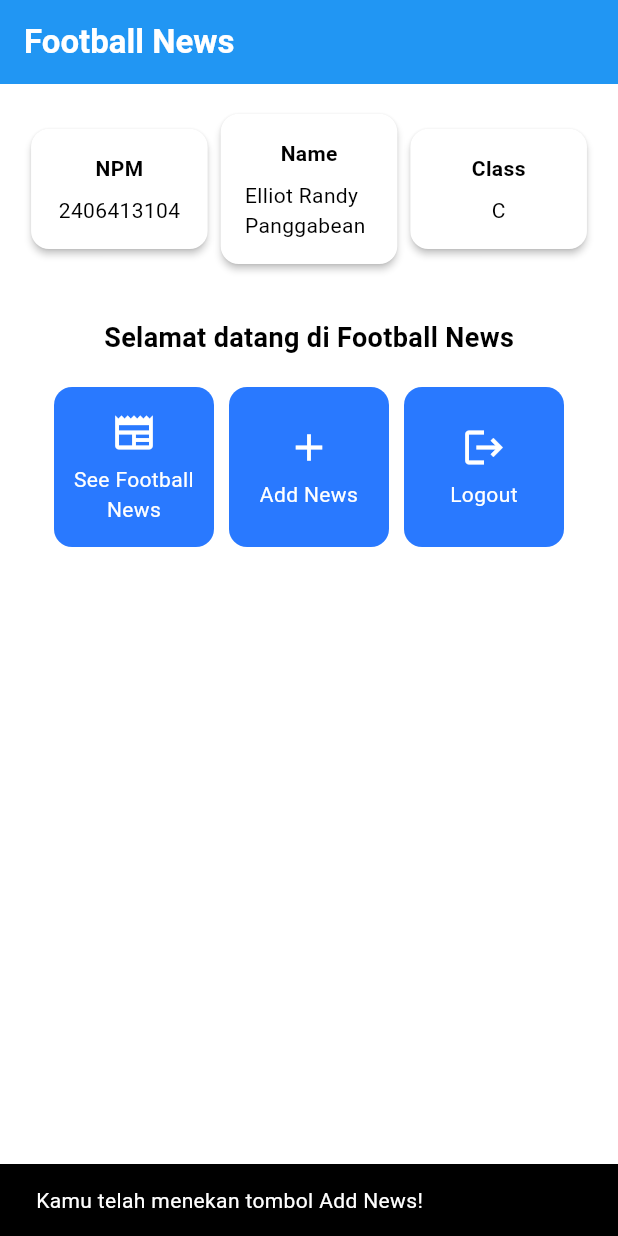
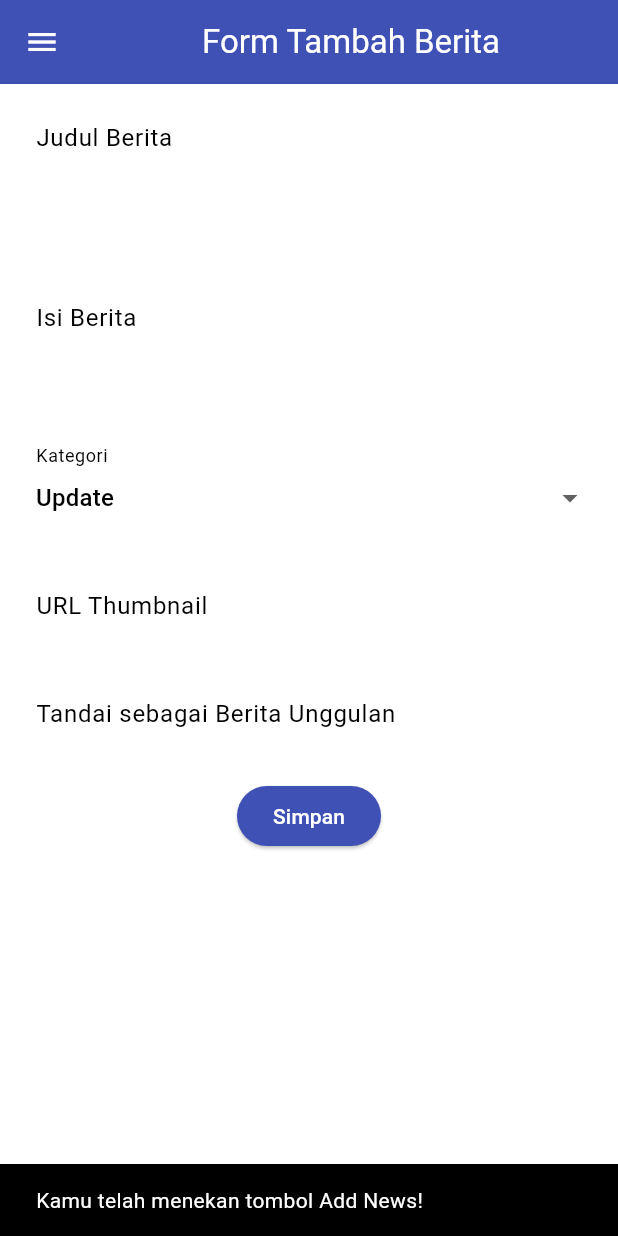
Before and after one commit to elliotrandy/football-news-mobile, a Flutter app: the screen it shows after launch, after a tap on "Add News", on a phone screen of 412 x 824 dp. Run offline on Flutter 3.47's test engine with Material 3 defaults, Android fonts, the phone set to English and light mode, and no system bars.

Commit message:
Tutorial 7 selesai

```diff
--- a/lib/main.dart
+++ b/lib/main.dart
@@ -1,5 +1,5 @@
 import 'package:flutter/material.dart';
-import 'package:football_news/menu.dart';
+import 'package:football_news/screens/menu.dart';
 
 void main() {
   runApp(const MyApp());
--- a/lib/menu.dart
+++ b/lib/screens/menu.dart
@@ -1,4 +1,6 @@
 import 'package:flutter/material.dart';
+import 'package:football_news/widgets/left_drawer.dart';
+import 'package:football_news/widgets/news_card.dart';
 
 class MyHomePage extends StatelessWidget {
     MyHomePage({super.key});
@@ -29,6 +31,7 @@ class MyHomePage extends StatelessWidget {
         // Warna latar belakang AppBar diambil dari skema warna tema aplikasi.
         backgroundColor: Theme.of(context).colorScheme.primary,
       ),
+      drawer: LeftDrawer(),
       // Body halaman dengan padding di sekelilingnya.
       body: Padding(
         padding: const EdgeInsets.all(16.0),
@@ -131,56 +134,3 @@ class ItemHomepage {
 
  ItemHomepage(this.name, this.icon);
 }
-
-class ItemCard extends StatelessWidget {
-  // Menampilkan kartu dengan ikon dan nama.
-
-  final ItemHomepage item;
-
-  const ItemCard(this.item, {super.key});
-
-  @override
-  Widget build(BuildContext context) {
-    return Material(
-      // Menentukan warna latar belakang dari tema aplikasi.
-      color: Theme.of(context).colorScheme.secondary,
-      // Membuat sudut kartu melengkung.
-      borderRadius: BorderRadius.circular(12),
-
-      child: InkWell(
-        // Aksi ketika kartu ditekan.
-        onTap: () {
-          // Menampilkan pesan SnackBar saat kartu ditekan.
-          ScaffoldMessenger.of(context)
-            ..hideCurrentSnackBar()
-            ..showSnackBar(
-              SnackBar(content: Text("Kamu telah menekan tombol ${item.name}!"))
-            );
-        },
-        // Container untuk menyimpan Icon dan Text
-        child: Container(
-          padding: const EdgeInsets.all(8),
-          child: Center(
-            child: Column(
-              // Menyusun ikon dan teks di tengah kartu.
-              mainAxisAlignment: MainAxisAlignment.center,
-              children: [
-                Icon(
-                  item.icon,
-                  color: Colors.white,
-                  size: 30.0,
-                ),
-                const Padding(padding: EdgeInsets.all(3)),
-                Text(
-                  item.name,
-                  textAlign: TextAlign.center,
-                  style: const TextStyle(color: Colors.white),
-                ),
-              ],
-            ),
-          ),
-        ),
-      ),
-    );
-  }
-}
--- /dev/null
+++ b/lib/screens/newslist_form.dart
@@ -0,0 +1,215 @@
+import 'package:flutter/material.dart';
+import 'package:football_news/widgets/left_drawer.dart';
+
+class NewsFormPage extends StatefulWidget {
+    const NewsFormPage({super.key});
+
+    @override
+    State<NewsFormPage> createState() => _NewsFormPageState();
+}
+
+class _NewsFormPageState extends State<NewsFormPage> {
+    final _formKey = GlobalKey<FormState>();
+    String _title = "";
+    String _content = "";
+    String _category = "update"; // default
+    String _thumbnail = "";
+    bool _isFeatured = false; // default
+
+    final List<String> _categories = [
+      'transfer',
+      'update',
+      'exclusive',
+      'match',
+      'rumor',
+      'analysis',
+    ];
+
+    @override
+    Widget build(BuildContext context) {
+        return Scaffold(
+          appBar: AppBar(
+            title: const Center(
+              child: Text(
+                'Form Tambah Berita',
+              ),
+            ),
+            backgroundColor: Colors.indigo,
+            foregroundColor: Colors.white,
+          ),
+          drawer: LeftDrawer(),
+          body: Form(
+            key: _formKey,
+            child: SingleChildScrollView(
+              child: Column(
+                crossAxisAlignment: CrossAxisAlignment.start,
+                children:[
+                  // === Title ===
+                  Padding(
+                    padding: const EdgeInsets.all(8.0),
+                    child: TextFormField(
+                      decoration: InputDecoration(
+                        hintText: "Judul Berita",
+                        labelText: "Judul Berita",
+                        border: OutlineInputBorder(
+                          borderRadius: BorderRadius.circular(5.0),
+                        ),
+                      ),
+                      onChanged: (String? value) {
+                        setState(() {
+                          _title = value!;
+                        });
+                      },
+                      validator: (String? value) {
+                        if (value == null || value.isEmpty) {
+                          return "Judul tidak boleh kosong!";
+                        }
+                        return null;
+                      },
+                    ),
+                  ),
+
+                  // === Content ===
+                  Padding(
+                    padding: const EdgeInsets.all(8.0),
+                    child: TextFormField(
+                      maxLines: 5,
+                      decoration: InputDecoration(
+                        hintText: "Isi Berita",
+                        labelText: "Isi Berita",
+                        border: OutlineInputBorder(
+                          borderRadius: BorderRadius.circular(5.0),
+                        ),
+                      ),
+                      onChanged: (String? value) {
+                        setState(() {
+                          _content = value!;
+                        });
+                      },
+                      validator: (String? value) {
+                        if (value == null || value.isEmpty) {
+                          return "Isi berita tidak boleh kosong!";
+                        }
+                        return null;
+                      },
+                    ),
+                  ),
+
+                  // === Category ===
+                  Padding(
+                    padding: const EdgeInsets.all(8.0),
+                    child: DropdownButtonFormField<String>(
+                      decoration: InputDecoration(
+                        labelText: "Kategori",
+                        border: OutlineInputBorder(
+                          borderRadius: BorderRadius.circular(5.0),
+                        ),
+                      ),
+                      value: _category,
+                      items: _categories
+                          .map((cat) => DropdownMenuItem(
+                                value: cat,
+                                child: Text(
+                                    cat[0].toUpperCase() + cat.substring(1)),
+                              ))
+                          .toList(),
+                      onChanged: (String? newValue) {
+                        setState(() {
+                          _category = newValue!;
+                        });
+                      },
+                    ),
+                  ),
+
+                  // === Thumbnail URL ===
+                  Padding(
+                    padding: const EdgeInsets.all(8.0),
+                    child: TextFormField(
+                      decoration: InputDecoration(
+                        hintText: "URL Thumbnail (opsional)",
+                        labelText: "URL Thumbnail",
+                        border: OutlineInputBorder(
+                          borderRadius: BorderRadius.circular(5.0),
+                        ),
+                      ),
+                      onChanged: (String? value) {
+                        setState(() {
+                          _thumbnail = value!;
+                        });
+                      },
+                    ),
+                  ),
+
+                  // === Is Featured ===
+                  Padding(
+                    padding: const EdgeInsets.all(8.0),
+                    child: SwitchListTile(
+                      title: const Text("Tandai sebagai Berita Unggulan"),
+                      value: _isFeatured,
+                      onChanged: (bool value) {
+                        setState(() {
+                          _isFeatured = value;
+                        });
+                      },
+                    ),
+                  ),
+
+                  // === Tombol Simpan ===
+                  Align(
+                    alignment: Alignment.bottomCenter,
+                    child: Padding(
+                      padding: const EdgeInsets.all(8.0),
+                      child: ElevatedButton(
+                        style: ButtonStyle(
+                          backgroundColor:
+                              MaterialStateProperty.all(Colors.indigo),
+                        ),
+                        onPressed: () {
+                          if (_formKey.currentState!.validate()) {
+                            showDialog(
+                              context: context,
+                              builder: (context) {
+                                return AlertDialog(
+                                  title: const Text('Berita berhasil disimpan!'),
+                                  content: SingleChildScrollView(
+                                    child: Column(
+                                      crossAxisAlignment:
+                                          CrossAxisAlignment.start,
+                                      children: [
+                                        Text('Judul: $_title'),
+                                        Text('Isi: $_content'),
+                                        Text('Kategori: $_category'),
+                                        Text('Thumbnail: $_thumbnail'),
+                                        Text(
+                                            'Unggulan: ${_isFeatured ? "Ya" : "Tidak"}'),
+                                      ],
+                                    ),
+                                  ),
+                                  actions: [
+                                    TextButton(
+                                      child: const Text('OK'),
+                                      onPressed: () {
+                                        Navigator.pop(context);
+                                        _formKey.currentState!.reset();
+                                      },
+                                    ),
+                                  ],
+                                );
+                              },
+                            );
+                          }
+                        },
+                        child: const Text(
+                          "Simpan",
+                          style: TextStyle(color: Colors.white),
+                        ),
+                      ),
+                    ),
+                  ),
+                ],
+              ),
+            ),
+          ),
+        );
+    }
+}
--- /dev/null
+++ b/lib/widgets/left_drawer.dart
@@ -0,0 +1,70 @@
+import 'package:flutter/material.dart';
+import 'package:football_news/screens/menu.dart';
+import 'package:football_news/screens/newslist_form.dart';
+
+class LeftDrawer extends StatelessWidget {
+  const LeftDrawer({super.key});
+
+  @override
+  Widget build(BuildContext context) {
+    return Drawer(
+      child: ListView(
+        children: [
+          const DrawerHeader(
+            decoration: BoxDecoration(
+              color: Colors.blue,
+            ),
+            child: Column(
+              children: [
+                Text(
+                  'Football News',
+                  textAlign: TextAlign.center,
+                  style: TextStyle(
+                    fontSize: 30,
+                    fontWeight: FontWeight.bold,
+                    color: Colors.white,
+                  ),
+                ),
+                Padding(padding: EdgeInsets.all(10)),
+                Text("Seluruh berita sepak bola terkini di sini!",
+                    textAlign: TextAlign.center,
+                    style: TextStyle(
+                      fontSize: 15,
+                      fontWeight: FontWeight.normal,
+                      color: Colors.white,
+                    ),
+                ),
+              ],
+            ),
+          ),
+          ListTile(
+            leading: const Icon(Icons.home_outlined),
+            title: const Text('Home'),
+            // Bagian redirection ke MyHomePage
+            onTap: () {
+              Navigator.pushReplacement(
+                  context,
+                  MaterialPageRoute(
+                    builder: (context) => MyHomePage(),
+                  )
+              );
+            },
+          ),
+          ListTile(
+            leading: const Icon(Icons.post_add),
+            title: const Text('Add News'),
+            // Bagian redirection ke NewsFormPage
+            onTap: () {
+              Navigator.pushReplacement(
+                  context,
+                  MaterialPageRoute(
+                    builder: (context) => NewsFormPage(),
+                  )
+              );
+            },
+          ),
+        ],
+      ),
+    );
+  }
+}
--- /dev/null
+++ b/lib/widgets/news_card.dart
@@ -0,0 +1,61 @@
+import 'package:football_news/screens/newslist_form.dart';
+import 'package:football_news/screens/menu.dart';
+import 'package:flutter/material.dart';
+
+class ItemCard extends StatelessWidget {
+  // Menampilkan kartu dengan ikon dan nama.
+
+  final ItemHomepage item;
+
+  const ItemCard(this.item, {super.key});
+
+  @override
+  Widget build(BuildContext context) {
+    return Material(
+      // Menentukan warna latar belakang dari tema aplikasi.
+      color: Theme.of(context).colorScheme.secondary,
+      // Membuat sudut kartu melengkung.
+      borderRadius: BorderRadius.circular(12),
+
+      child: InkWell(
+        // Aksi ketika kartu ditekan.
+        onTap: () {
+          // Menampilkan pesan SnackBar saat kartu ditekan.
+          ScaffoldMessenger.of(context)
+            ..hideCurrentSnackBar()
+            ..showSnackBar(
+              SnackBar(content: Text("Kamu telah menekan tombol ${item.name}!"))
+            );
+
+          // Navigate ke route yang sesuai (tergantung jenis tombol)
+          if (item.name == "Add News") {
+            Navigator.push(context, MaterialPageRoute(builder: (context) => const NewsFormPage()));
+          }
+        },
+        // Container untuk menyimpan Icon dan Text
+        child: Container(
+          padding: const EdgeInsets.all(8),
+          child: Center(
+            child: Column(
+              // Menyusun ikon dan teks di tengah kartu.
+              mainAxisAlignment: MainAxisAlignment.center,
+              children: [
+                Icon(
+                  item.icon,
+                  color: Colors.white,
+                  size: 30.0,
+                ),
+                const Padding(padding: EdgeInsets.all(3)),
+                Text(
+                  item.name,
+                  textAlign: TextAlign.center,
+                  style: const TextStyle(color: Colors.white),
+                ),
+              ],
+            ),
+          ),
+        ),
+      ),
+    );
+  }
+}
```
